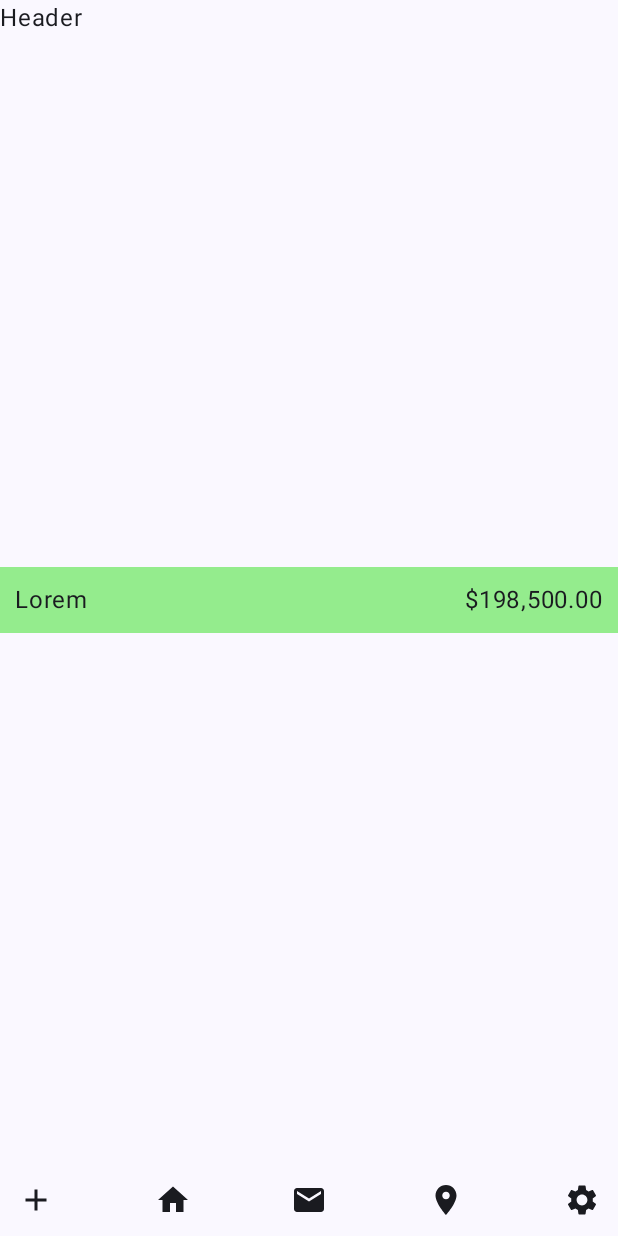
After one commit to abcdatoz/JetPackComposeDesigns, an Android app built with Jetpack Compose: the composable CalendarScreen shown on its own in the app's theme, on a phone screen of 412 x 824 dp. The commit adds this screen. Run offline under Robolectric (Android 15) with nearby library versions, the phone set to English and light mode, and no system bars.

Commit message:
second load

```diff
--- a/app/src/main/java/com/example/instagramapp/MainActivity.kt
+++ b/app/src/main/java/com/example/instagramapp/MainActivity.kt
@@ -12,6 +12,7 @@ import androidx.compose.runtime.Composable
 import androidx.compose.ui.Modifier
 import androidx.compose.ui.tooling.preview.Preview
 import com.example.instagramapp.Incomes.IncomesScreen
+import com.example.instagramapp.calendar.CalendarScreen
 import com.example.instagramapp.chart.ChartScreen
 import com.example.instagramapp.coinExchange.CoinExchangeScreen
 import com.example.instagramapp.frutas.FrutasScreen
@@ -46,7 +47,8 @@ class MainActivity : ComponentActivity() {
                     //CoinExchangeScreen()
                     //FrutasScreen()
                     //ShareValueScreen()
-                    ChartScreen()
+                    //ChartScreen()
+                    CalendarScreen()
                 }
             }
         }
--- /dev/null
+++ b/app/src/main/java/com/example/instagramapp/calendar/CalendarScreen.kt
@@ -0,0 +1,40 @@
+package com.example.instagramapp.calendar
+
+import androidx.compose.foundation.background
+import androidx.compose.foundation.layout.Arrangement
+import androidx.compose.foundation.layout.Column
+import androidx.compose.foundation.layout.fillMaxSize
+import androidx.compose.foundation.layout.padding
+import androidx.compose.material3.Text
+import androidx.compose.runtime.Composable
+import androidx.compose.ui.Modifier
+import androidx.compose.ui.res.colorResource
+import androidx.compose.ui.tooling.preview.Preview
+import androidx.compose.ui.unit.dp
+import com.example.instagramapp.R
+import com.example.instagramapp.calendar.components.CalendarSaldo
+import com.example.instagramapp.submenu.SubMenu
+
+@Composable
+fun CalendarScreen() {
+
+    Column(
+        modifier = Modifier
+            .fillMaxSize()
+            ,
+
+        verticalArrangement = Arrangement.SpaceBetween
+    ) {
+        Text("Header")
+        CalendarSaldo(amount = 198500.0)
+
+        SubMenu()
+    }
+}
+
+
+@Composable
+@Preview(showBackground = true)
+fun CalendarScreenPreview() {
+    CalendarScreen()
+}
--- /dev/null
+++ b/app/src/main/java/com/example/instagramapp/calendar/components/CalendarSaldo.kt
@@ -0,0 +1,38 @@
+package com.example.instagramapp.calendar.components
+
+import androidx.compose.foundation.background
+import androidx.compose.foundation.layout.Arrangement
+import androidx.compose.foundation.layout.Row
+import androidx.compose.foundation.layout.fillMaxWidth
+import androidx.compose.foundation.layout.padding
+import androidx.compose.material3.Text
+import androidx.compose.runtime.Composable
+import androidx.compose.ui.Modifier
+import androidx.compose.ui.res.colorResource
+import androidx.compose.ui.tooling.preview.Preview
+import androidx.compose.ui.unit.dp
+import com.example.instagramapp.R
+import com.example.instagramapp.tools.toMoney
+
+@Composable
+fun CalendarSaldo(
+    amount: Double,
+    modifier: Modifier = Modifier
+) {
+
+    Row(
+        modifier
+            .fillMaxWidth()
+            .background(color = colorResource(id = R.color.green_soft))
+            .padding(10.dp), horizontalArrangement = Arrangement.SpaceBetween
+    ) {
+        Text("Lorem")
+        Text(toMoney(amount))
+    }
+}
+
+@Composable
+@Preview(showBackground = true)
+fun CalendarSaldoPreview() {
+    CalendarSaldo(987.0)
+}
```
